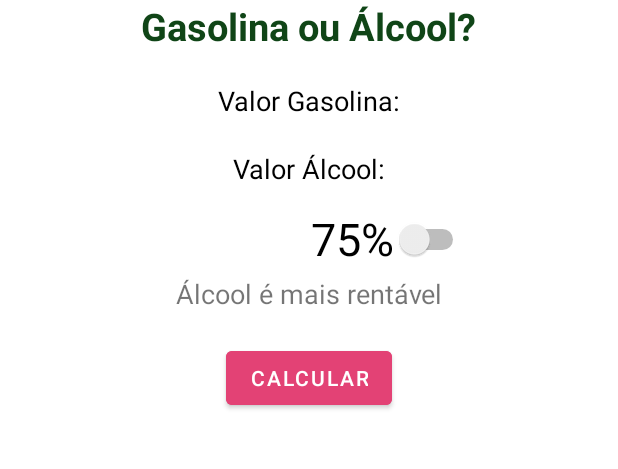
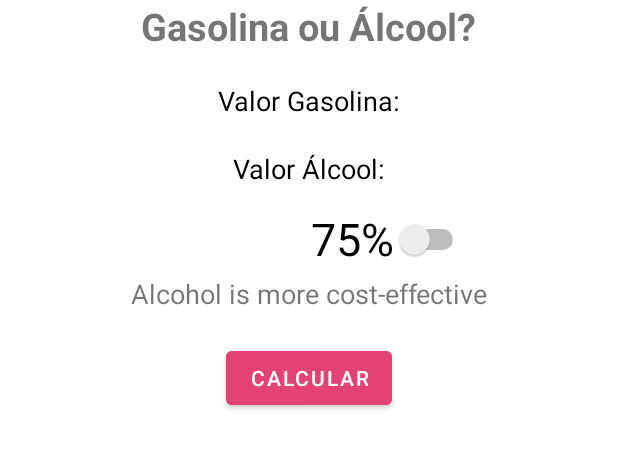
Before and after one commit to vincenzofadda/vamos-rachar-adaptativo, an Android app: the screen it shows after launch (MainActivity), after a tap on "CALCULAR", on a phone screen of 412 x 824 dp, the part 492-961 px from its top. Run offline under Robolectric (Android 15) with nearby library versions, the phone set to English and light mode, and no system bars; 2 statements that could not run were skipped.

Commit message:
initial commit

```diff
--- a/app/src/main/java/com/example/alcoolougasolina/MainActivity.kt
+++ b/app/src/main/java/com/example/alcoolougasolina/MainActivity.kt
@@ -10,6 +10,7 @@ import android.widget.Button
 import android.widget.EditText
 import android.widget.Switch
 import android.widget.TextView
+import java.util.Locale
 
 class MainActivity : AppCompatActivity() {
     var percentual:Double = 0.7
@@ -40,6 +41,7 @@ class MainActivity : AppCompatActivity() {
             val switchStatus: Boolean = switchButton.isChecked()
 
             val resultado: TextView = findViewById(R.id.resultado)
+            val locale: Locale = resources.configuration.locales.get(0)
 
             if(switchStatus) {
                 percentual = 0.75
@@ -50,13 +52,24 @@ class MainActivity : AppCompatActivity() {
             var calc:Double = valorGasolina * percentual
             Log.d("PDM23","calculo, $valorAlcool, $calc")
 
-            if(valorAlcool > calc) {
-                resultado.setText("Gasolina é mais rentável")
-            } else if(valorAlcool < calc) {
-                resultado.setText("Álcool é mais rentável")
-            }
-            else{
-                resultado.setText("Álcool é mais rentável")
+            if (valorAlcool > calc) {
+                resultado.text = if (locale.language == "pt") {
+                    "Gasolina é mais rentável"
+                } else {
+                    "Gasoline is more cost-effective"
+                }
+            } else if (valorAlcool < calc) {
+                resultado.text = if (locale.language == "pt") {
+                    "Álcool é mais rentável"
+                } else {
+                    "Alcohol is more cost-effective"
+                }
+            } else {
+                resultado.text = if (locale.language == "pt") {
+                    "Álcool é mais rentável"
+                } else {
+                    "Alcohol is more cost-effective"
+                }
             }
 
             Log.d("PDM23","Valor Alcool, $valorAlcool")
--- /dev/null
+++ b/app/src/main/res/layout-land/activity_main.xml
@@ -0,0 +1,104 @@
+<?xml version="1.0" encoding="utf-8"?>
+<androidx.constraintlayout.widget.ConstraintLayout xmlns:android="http://schemas.android.com/apk/res/android"
+    xmlns:app="http://schemas.android.com/apk/res-auto"
+    xmlns:tools="http://schemas.android.com/tools"
+    android:layout_width="match_parent"
+    android:layout_height="match_parent"
+    android:backgroundTint="#3AF050"
+    tools:context=".MainActivity">
+
+    <LinearLayout
+        android:layout_width="match_parent"
+        android:layout_height="match_parent"
+        android:orientation="horizontal"
+        tools:layout_editor_absoluteX="40dp"
+        tools:layout_editor_absoluteY="0dp">
+
+        <LinearLayout
+            android:layout_width="wrap_content"
+            android:layout_height="match_parent"
+            android:layout_marginStart="3dp"
+            android:layout_marginEnd="3dp"
+            android:background="@drawable/rounded_layout"
+            android:backgroundTint="?android:backgroundTint"
+            android:gravity="center"
+            android:orientation="vertical">
+
+            <ImageView
+                android:id="@+id/imageView2"
+                android:layout_width="match_parent"
+                android:layout_height="wrap_content"
+                app:srcCompat="@mipmap/ic_launcher" />
+
+            <TextView
+                android:id="@+id/titulo"
+                android:layout_width="wrap_content"
+                android:layout_height="wrap_content"
+                android:layout_gravity="center_horizontal"
+                android:layout_marginBottom="10dp"
+                android:text="Gasolina ou Álcool?"
+                android:textAlignment="center"
+                android:textColor="#006709"
+                android:textSize="40sp"
+                android:textStyle="bold" />
+
+            <Button
+                android:id="@+id/btCalcular"
+                android:layout_width="wrap_content"
+                android:layout_height="wrap_content"
+                android:layout_gravity="center_horizontal"
+                android:layout_marginVertical="20dp"
+                android:backgroundTint="#E34275"
+                android:text="Calcular"
+                android:textSize="34sp" />
+
+        </LinearLayout>
+
+        <LinearLayout
+            android:layout_width="match_parent"
+            android:layout_height="match_parent"
+            android:layout_gravity="center_vertical"
+            android:layout_marginStart="3dp"
+            android:gravity="center_vertical"
+            android:orientation="vertical">
+
+            <EditText
+                android:id="@+id/edGasolina"
+                android:layout_width="match_parent"
+                android:layout_height="wrap_content"
+                android:ems="10"
+                android:hint="Valor Gasolina:"
+                android:inputType="numberDecimal"
+                android:textAlignment="center"
+                android:textSize="30sp" />
+
+            <EditText
+                android:id="@+id/edAlcool"
+                android:layout_width="match_parent"
+                android:layout_height="wrap_content"
+                android:ems="10"
+                android:hint="Valor Álcool:"
+                android:inputType="numberDecimal"
+                android:textAlignment="center"
+                android:textSize="30sp" />
+
+            <Switch
+                android:id="@+id/swPercentual"
+                android:layout_width="wrap_content"
+                android:layout_height="wrap_content"
+                android:layout_gravity="right"
+                android:layout_marginHorizontal="30dp"
+                android:switchMinWidth="50dp"
+                android:text="75%"
+                android:textAlignment="textEnd"
+                android:textSize="40sp" />
+
+            <TextView
+                android:id="@+id/resultado"
+                android:layout_width="match_parent"
+                android:layout_height="wrap_content"
+                android:textAlignment="center"
+                android:textSize="40sp" />
+        </LinearLayout>
+    </LinearLayout>
+</androidx.constraintlayout.widget.ConstraintLayout>
--- a/app/src/main/res/layout/activity_main.xml
+++ b/app/src/main/res/layout/activity_main.xml
@@ -32,9 +32,8 @@
             android:layout_height="wrap_content"
             android:layout_gravity="center_horizontal"
             android:layout_marginBottom="10dp"
-            android:text="Gasolina ou Álcool?"
+            android:text="@string/titulo"
             android:textAlignment="center"
-            android:textColor="#104517"
             android:textSize="25sp"
             android:textStyle="bold" />
 
@@ -44,7 +43,7 @@
             android:layout_height="wrap_content"
             android:layout_marginHorizontal="30dp"
             android:ems="10"
-            android:hint="Valor Gasolina:"
+            android:hint="@string/valor_gasolina"
             android:inputType="numberDecimal"
             android:textAlignment="center" />
 
@@ -53,7 +52,7 @@
             android:layout_width="match_parent"
             android:layout_height="wrap_content"
             android:ems="10"
-            android:hint="Valor Álcool:"
+            android:hint="@string/valor_alcool"
             android:inputType="numberDecimal"
             android:textAlignment="center" />
 
@@ -64,7 +63,7 @@
             android:layout_gravity="right"
             android:layout_marginHorizontal="30dp"
             android:switchMinWidth="50dp"
-            android:text="75%"
+            android:text="@string/percent"
             android:textAlignment="textEnd"
             android:textSize="30dp" />
 
@@ -82,7 +81,7 @@
             android:layout_gravity="center_horizontal"
             android:layout_marginVertical="20dp"
             android:backgroundTint="#E34275"
-            android:text="Calcular" />
+            android:text="@string/calcular" />
 
     </LinearLayout>
 </androidx.constraintlayout.widget.ConstraintLayout>
--- a/app/src/main/res/values-night/themes.xml
+++ b/app/src/main/res/values-night/themes.xml
@@ -17,7 +17,7 @@
         <item name="android:textColorPrimary">#FFFFFF</item>
         <item name="android:textStyle">bold</item>
         <item name="android:textColorHint">#FFFFFF</item>
-        <item name="android:backgroundTint">#053003</item>
+        <item name="android:backgroundTint">#000000</item>
 
 
     </style>
--- a/app/src/main/res/values/strings.xml
+++ b/app/src/main/res/values/strings.xml
@@ -1,3 +1,8 @@
 <resources>
     <string name="app_name">Álcool ou gasolina?</string>
+    <string name="titulo">Gasolina ou Álcool?</string>
+    <string name="valor_gasolina">Valor Gasolina:</string>
+    <string name="valor_alcool">Valor Álcool:</string>
+    <string name="percent">75%</string>
+    <string name="calcular">Calcular</string>
 </resources>
```
Also changed, not shown: 1 other file.
